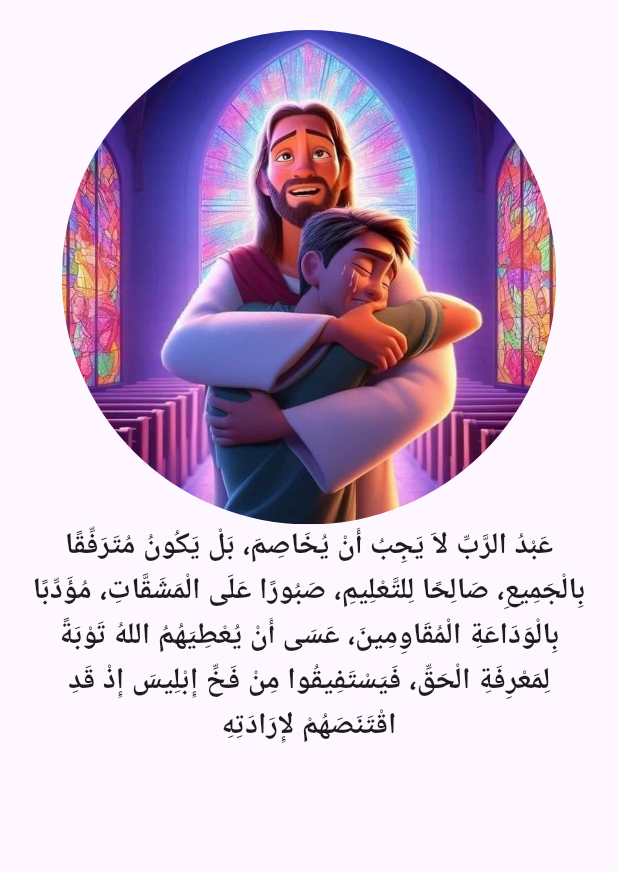
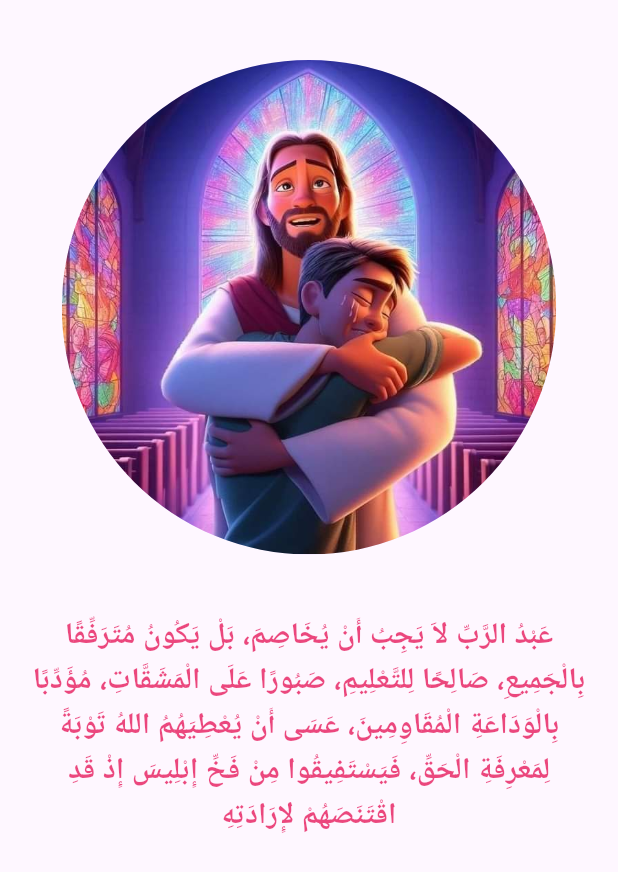
Before and after one commit to MinaYasser100/Faithful-Servant, a Flutter app: the screen it shows after launch, on a phone screen of 412 x 824 dp. Shown: the top 872 px of the screen. Run offline on Flutter 3.47's test engine with Material 3 defaults, Android fonts, the phone set to English and light mode, and no system bars; drawn by our look-alikes of flutter_animate.

Commit message:
add animation in splash view

```diff
--- a/lib/features/splash_view/views/presentation/widgets/splash_view_body.dart
+++ b/lib/features/splash_view/views/presentation/widgets/splash_view_body.dart
@@ -1,5 +1,7 @@
 import 'package:faithful_servant/core/helper/assets.dart';
+import 'package:faithful_servant/core/helper/constant.dart';
 import 'package:flutter/material.dart';
+import 'package:flutter_animate/flutter_animate.dart';
 
 class SplashViewBody extends StatelessWidget {
   const SplashViewBody({super.key});
@@ -11,9 +13,16 @@ class SplashViewBody extends StatelessWidget {
       child: SafeArea(
         child: Column(
           children: [
+            const SizedBox(height: 20),
             CircleAvatar(
               radius: MediaQuery.of(context).size.width * 0.4,
               backgroundImage: AssetImage(Assets.crossOfJesusImage),
+            )
+                .animate()
+                .fadeIn(duration: const Duration(milliseconds: 300))
+                .slide(),
+            const SizedBox(
+              height: 40,
             ),
             const Text(
               "عَبْدُ الرَّبِّ لاَ يَجِبُ أَنْ يُخَاصِمَ، بَلْ يَكُونُ مُتَرَفِّقًا بِالْجَمِيعِ، صَالِحًا لِلتَّعْلِيمِ، صَبُورًا عَلَى الْمَشَقَّاتِ، مُؤَدِّبًا بِالْوَدَاعَةِ الْمُقَاوِمِينَ، عَسَى أَنْ يُعْطِيَهُمُ اللهُ تَوْبَةً لِمَعْرِفَةِ الْحَقِّ، فَيَسْتَفِيقُوا مِنْ فَخِّ إِبْلِيسَ إِذْ قَدِ اقْتَنَصَهُمْ لإِرَادَتِهِ",
@@ -22,7 +31,7 @@ class SplashViewBody extends StatelessWidget {
                 fontWeight: FontWeight.w600,
               ),
               textAlign: TextAlign.center,
-            ),
+            ).animate().tint(color: kPrimaryColor).then().shake(),
           ],
         ),
       ),
```
